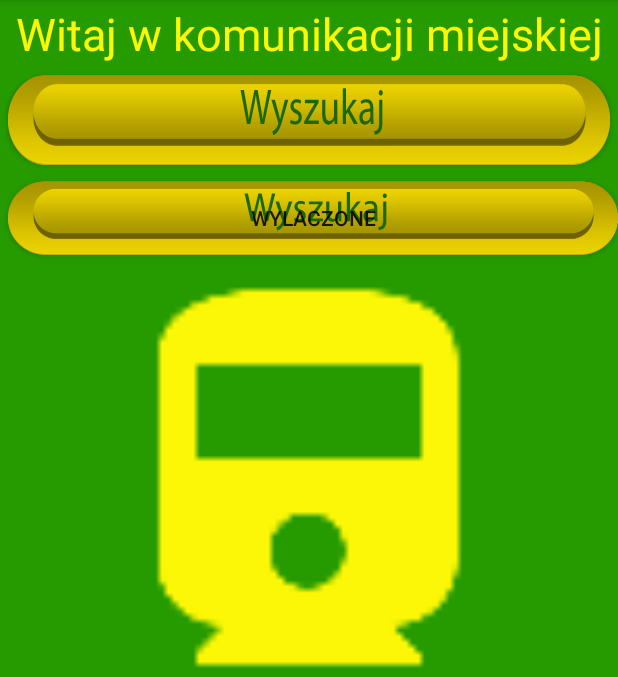
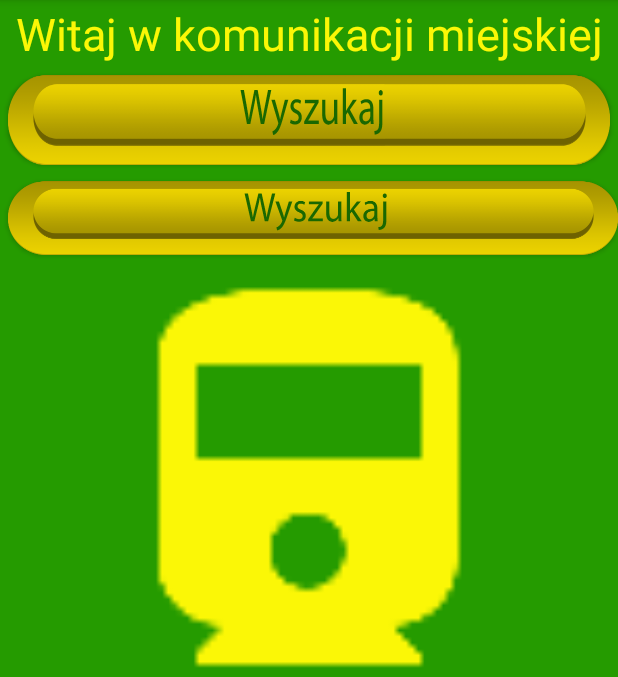
Before and after one commit to Akwarski/BIMBAspotted, an Android app: the screen it shows after launch (TutorialActivity), on a phone screen of 412 x 824 dp, the part 84-761 px from its top. Run offline under Robolectric (Android 15) with nearby library versions, the light colour scheme and no system bars.

Commit message:
textOff delete

```diff
--- a/app/src/main/res/layout/activity_tutorial.xml
+++ b/app/src/main/res/layout/activity_tutorial.xml
@@ -48,7 +48,7 @@
             android:layout_marginLeft="5dp"
             android:layout_marginTop="5dp"
             android:background="@drawable/custom_button"
-            android:textOff="Wylaczone"
+            android:textOff=""
             android:textOn="" />
 
 
```
